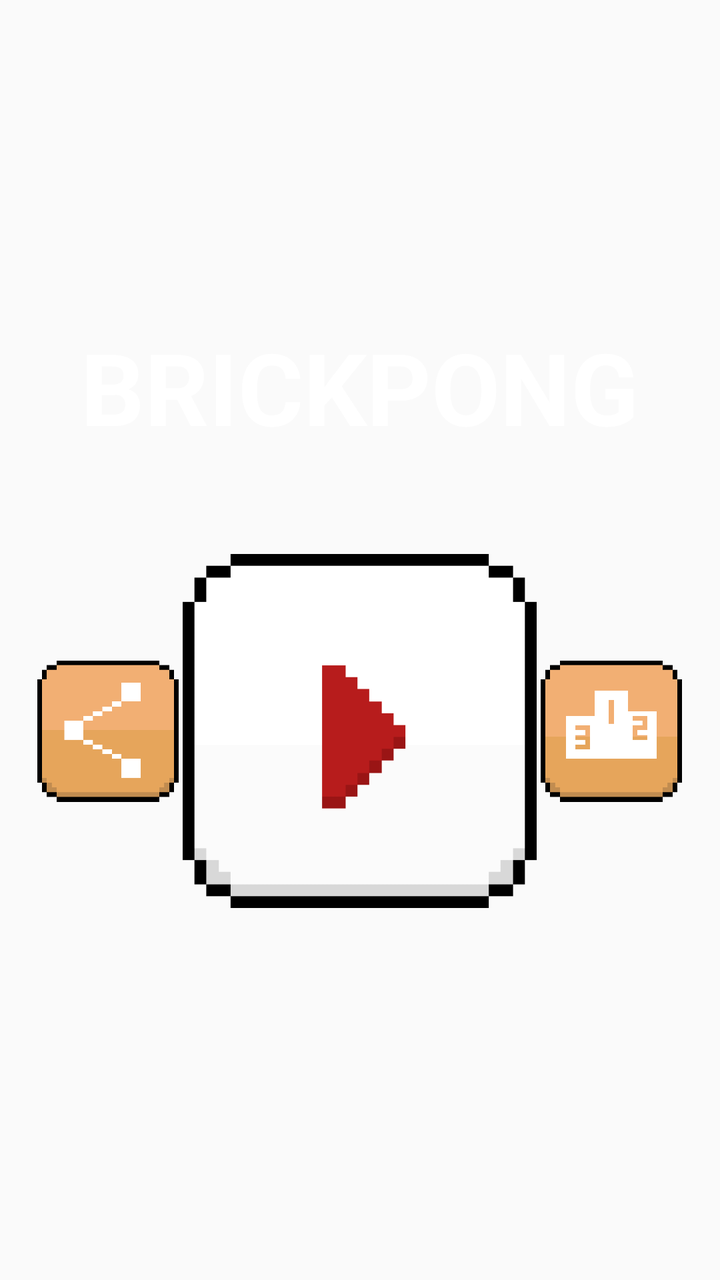
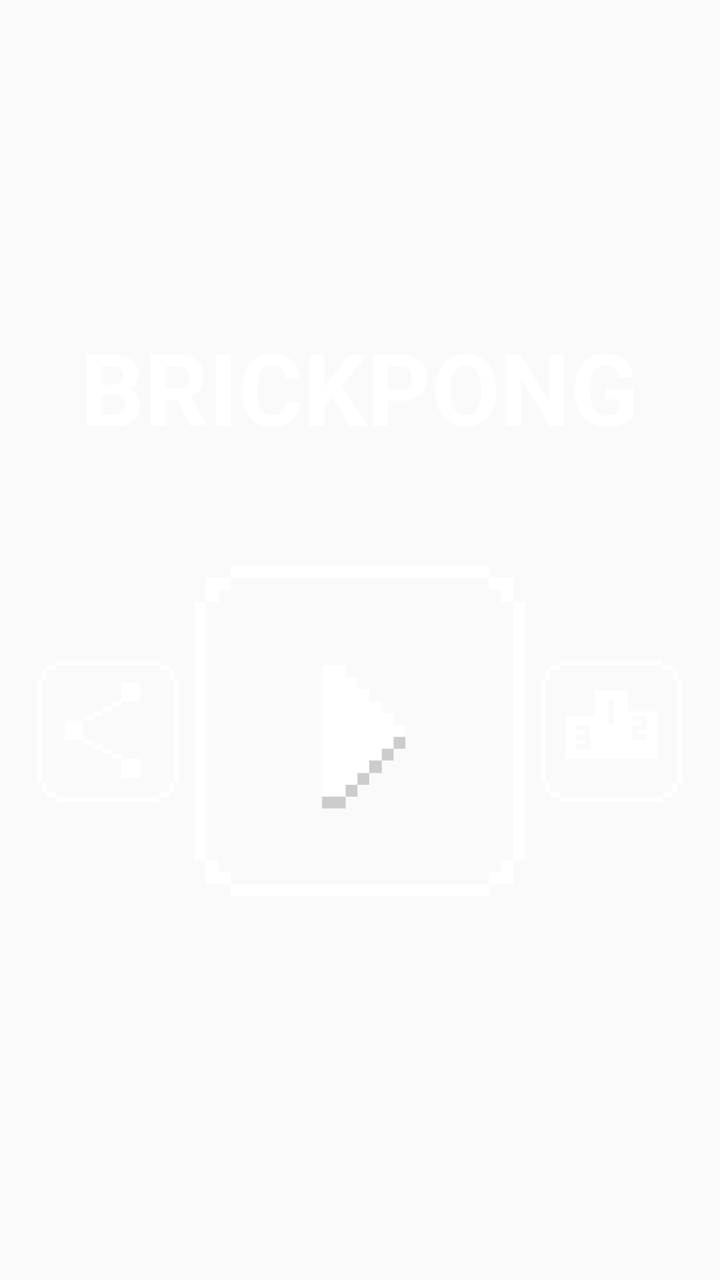

The first picture is an Android layout as it rendered before a commit; the second is the same layout after the commit. The layout source and the unified diff follow.
<!-- AndroidManifest.xml: application theme AppTheme -->
<!-- res/layout/menu_layout.xml -->
<?xml version="1.0" encoding="utf-8"?>
<LinearLayout
    android:id="@+id/lyt_menu"
    android:layout_width="match_parent"
    android:layout_height="match_parent"
    android:orientation="vertical"
    android:visibility="visible"
    android:gravity="center"
    android:background="@null"
    android:weightSum="14"
    xmlns:android="http://schemas.android.com/apk/res/android">



    <TextView
        android:id="@+id/app_name"
        android:layout_width="wrap_content"
        android:layout_height="0dp"
        android:layout_weight="2"
        android:text="@string/app_name"
        android:textColor="@android:color/white"
        android:textSize="50dp"
        android:textStyle="bold"
        android:layout_gravity="center_horizontal" />

    <LinearLayout
        android:layout_width="match_parent"
        android:layout_height="0dp"
        android:layout_weight="5"
        android:orientation="horizontal"
        android:gravity="center"
        android:weightSum="10">

        <LinearLayout
            android:id="@+id/share"
            android:clickable="true"
            android:layout_margin="1dp"
            android:layout_width="0dp"
            android:layout_weight="2"
            android:layout_height="wrap_content"
            android:gravity="center">

            <ImageView
                android:layout_width="match_parent"
                android:layout_height="match_parent"
                android:src="@drawable/share"/>

        </LinearLayout>

        <LinearLayout
            android:layout_weight="5"
            android:id="@+id/play"
            android:clickable="true"
            android:layout_margin="1dp"
            android:layout_width="0dp"
            android:layout_height="match_parent"
            android:gravity="center"
            android:orientation="horizontal">

            <ImageView
                android:layout_width="match_parent"
                android:layout_height="match_parent"
                android:src="@drawable/play"/>

        </LinearLayout>

        <LinearLayout
            android:id="@+id/trophies"
            android:clickable="true"
            android:layout_margin="1dp"
            android:layout_width="0dp"
            android:layout_weight="2"
            android:layout_height="wrap_content"
            android:gravity="center">

            <ImageView
                android:layout_width="match_parent"
                android:layout_height="match_parent"
                android:src="@drawable/leatherboard"/>

        </LinearLayout>

    </LinearLayout>

</LinearLayout>
<!-- resources referenced by this layout -->
<resources>
  <!-- drawable leatherboard: png bitmap (drawable, 8415 bytes) -->
  <!-- drawable play: png bitmap (drawable, 7299 bytes) -->
  <!-- drawable share: png bitmap (drawable, 6966 bytes) -->
  <string name="app_name">BRICKPONG</string>
  <style name="AppTheme" parent="Theme.AppCompat.Light.DarkActionBar">
          
          <item name="colorPrimary">@color/colorPrimary</item>
          <item name="colorPrimaryDark">@color/colorPrimaryDark</item>
          <item name="colorAccent">@color/colorAccent</item>
      </style>
  <color name="colorPrimary">#B71C1C</color>
  <color name="colorPrimaryDark">#B71C1C</color>
  <color name="colorAccent">#B71C1C</color>
</resources>

<!-- the commit's change to res/layout/menu_layout.xml (unified diff, before → after) -->
@@ -51,6 +51,7 @@
             android:layout_weight="5"
             android:id="@+id/play"
             android:clickable="true"
+
             android:layout_margin="1dp"
             android:layout_width="0dp"
             android:layout_height="match_parent"
@@ -60,7 +61,7 @@
             <ImageView
                 android:layout_width="match_parent"
                 android:layout_height="match_parent"
-                android:src="@drawable/play"/>
+                android:src="@drawable/play_final"/>
 
         </LinearLayout>
 
<!-- resource entries referenced after the edit -->
@@ -1,8 +1,8 @@
 <!-- resources referenced by this layout -->
 <resources>
-  <!-- drawable leatherboard: png bitmap (drawable, 8415 bytes) -->
-  <!-- drawable play: png bitmap (drawable, 7299 bytes) -->
-  <!-- drawable share: png bitmap (drawable, 6966 bytes) -->
+  <!-- drawable leatherboard: png bitmap (drawable, 9522 bytes) -->
+  <!-- drawable play_final: png bitmap (drawable, 8595 bytes) -->
+  <!-- drawable share: png bitmap (drawable, 9168 bytes) -->
   <string name="app_name">BRICKPONG</string>
   <style name="AppTheme" parent="Theme.AppCompat.Light.DarkActionBar">
           
@@ -10,8 +10,8 @@
           <item name="colorPrimaryDark">@color/colorPrimaryDark</item>
           <item name="colorAccent">@color/colorAccent</item>
       </style>
-  <color name="colorPrimary">#B71C1C</color>
-  <color name="colorPrimaryDark">#B71C1C</color>
-  <color name="colorAccent">#B71C1C</color>
+  <color name="colorPrimary">#000000</color>
+  <color name="colorPrimaryDark">#000000</color>
+  <color name="colorAccent">#000000</color>
 </resources>
 
